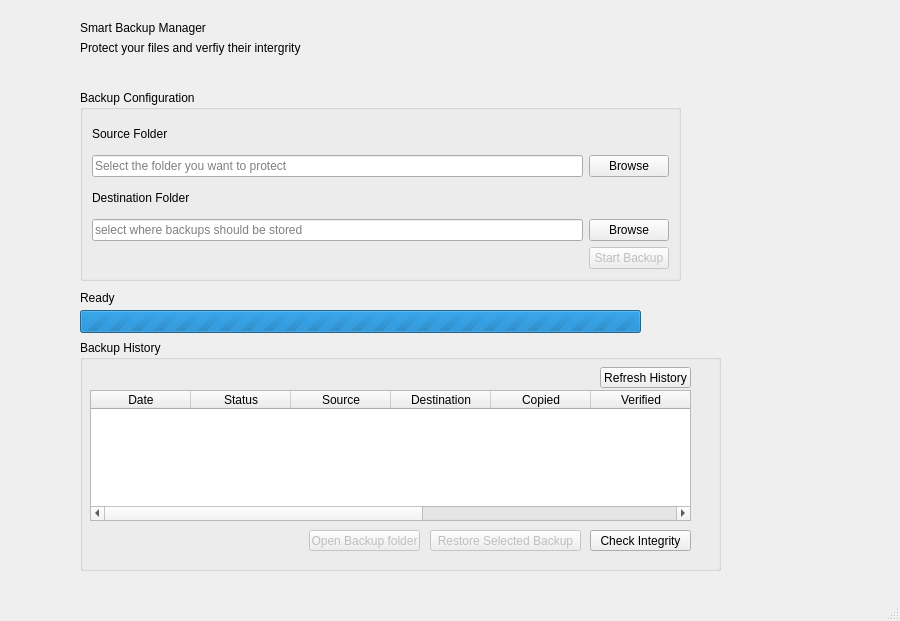
Old version of the form mainwindow.ui in the repository Anotidagd/cpp-qt-smart-backup-manager.
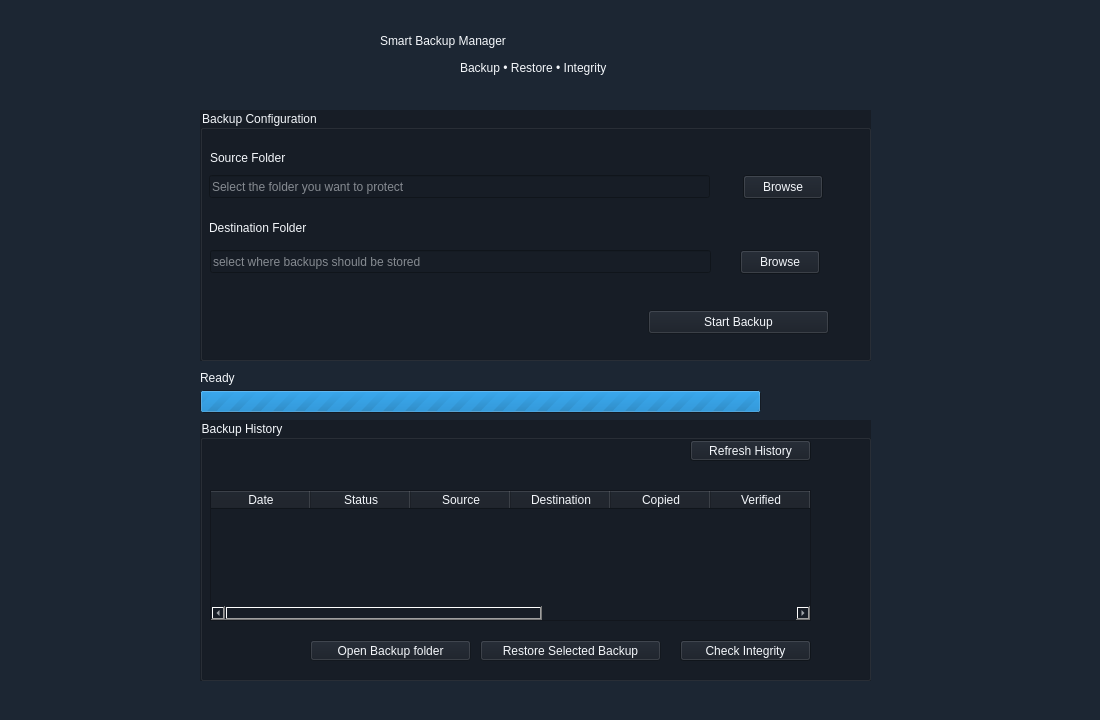
New version of the form.

Commit message: style: add polished Qt application theme

```diff
--- a/mainwindow.ui
+++ b/mainwindow.ui
@@ -6,68 +6,77 @@
    <rect>
     <x>0</x>
     <y>0</y>
-    <width>900</width>
-    <height>621</height>
+    <width>1100</width>
+    <height>720</height>
    </rect>
   </property>
   <property name="minimumSize">
    <size>
-    <width>900</width>
-    <height>600</height>
+    <width>1100</width>
+    <height>720</height>
    </size>
   </property>
   <property name="windowTitle">
    <string>Smart Backup Manager</string>
   </property>
+  <property name="styleSheet">
+   <string notr="true">background-color:rgb(28, 38, 51);
+color: rgb(244, 247, 251);</string>
+  </property>
   <widget class="QWidget" name="centralwidget">
    <widget class="QLabel" name="titleLabel">
     <property name="geometry">
      <rect>
-      <x>80</x>
+      <x>380</x>
       <y>20</y>
-      <width>181</width>
-      <height>16</height>
+      <width>441</width>
+      <height>41</height>
      </rect>
     </property>
     <property name="text">
      <string>Smart Backup Manager</string>
     </property>
    </widget>
-   <widget class="QLabel" name="subtitleLabel">
-    <property name="geometry">
-     <rect>
-      <x>80</x>
-      <y>40</y>
-      <width>241</width>
-      <height>16</height>
-     </rect>
-    </property>
-    <property name="text">
-     <string>Protect your files and verfiy their intergrity</string>
-    </property>
-   </widget>
    <widget class="QGroupBox" name="backupConfigurationGroup">
     <property name="geometry">
      <rect>
-      <x>80</x>
-      <y>90</y>
-      <width>601</width>
-      <height>191</height>
+      <x>200</x>
+      <y>110</y>
+      <width>671</width>
+      <height>251</height>
      </rect>
     </property>
+    <property name="styleSheet">
+     <string notr="true">background:#171D26;
+border-color: rgb(41, 52, 69);
+font: 700 9pt &quot;Caviar Dreams&quot;;
+</string>
+    </property>
     <property name="title">
      <string>Backup Configuration</string>
     </property>
-    <layout class="QGridLayout" name="gridLayout">
-     <item row="0" column="0">
       <widget class="QLabel" name="sourceLabel">
+     <property name="geometry">
+      <rect>
+       <x>10</x>
+       <y>40</y>
+       <width>81</width>
+       <height>16</height>
+      </rect>
+     </property>
        <property name="text">
         <string>Source Folder</string>
        </property>
       </widget>
-     </item>
-     <item row="1" column="0">
       <widget class="QLineEdit" name="sourcePathEdit">
+     <property name="geometry">
+      <rect>
+       <x>9</x>
+       <y>65</y>
+       <width>501</width>
+       <height>23</height>
+      </rect>
+     </property>
        <property name="readOnly">
         <bool>true</bool>
        </property>
@@ -75,56 +84,84 @@
         <string>Select the folder you want to protect</string>
        </property>
       </widget>
-     </item>
-     <item row="1" column="1">
       <widget class="QPushButton" name="browseSourceButton">
+     <property name="geometry">
+      <rect>
+       <x>543</x>
+       <y>65</y>
+       <width>80</width>
+       <height>24</height>
+      </rect>
+     </property>
        <property name="text">
         <string>Browse</string>
        </property>
       </widget>
-     </item>
-     <item row="2" column="0">
       <widget class="QLabel" name="destinationLabel">
+     <property name="geometry">
+      <rect>
+       <x>9</x>
+       <y>110</y>
+       <width>105</width>
+       <height>16</height>
+      </rect>
+     </property>
        <property name="text">
         <string>Destination Folder</string>
        </property>
       </widget>
-     </item>
-     <item row="3" column="0">
-      <widget class="QLineEdit" name="destinationPathEdit">
-       <property name="readOnly">
-        <bool>true</bool>
-       </property>
-       <property name="placeholderText">
-        <string>select where backups should be stored</string>
-       </property>
-      </widget>
-     </item>
-     <item row="3" column="1">
-      <widget class="QPushButton" name="browseDestinationButton">
-       <property name="text">
-        <string>Browse</string>
-       </property>
-      </widget>
-     </item>
-     <item row="4" column="1">
       <widget class="QPushButton" name="startBackupButton">
        <property name="enabled">
         <bool>false</bool>
        </property>
+     <property name="geometry">
+      <rect>
+       <x>448</x>
+       <y>200</y>
+       <width>181</width>
+       <height>24</height>
+      </rect>
+     </property>
        <property name="text">
         <string>Start Backup</string>
        </property>
       </widget>
-     </item>
-    </layout>
+    <widget class="QPushButton" name="browseDestinationButton">
+     <property name="geometry">
+      <rect>
+       <x>540</x>
+       <y>140</y>
+       <width>80</width>
+       <height>24</height>
+      </rect>
+     </property>
+     <property name="text">
+      <string>Browse</string>
+     </property>
+    </widget>
+    <widget class="QLineEdit" name="destinationPathEdit">
+     <property name="geometry">
+      <rect>
+       <x>10</x>
+       <y>140</y>
+       <width>501</width>
+       <height>23</height>
+      </rect>
+     </property>
+     <property name="readOnly">
+      <bool>true</bool>
+     </property>
+     <property name="placeholderText">
+      <string>select where backups should be stored</string>
+     </property>
+    </widget>
    </widget>
    <widget class="QLabel" name="progressLabel">
     <property name="geometry">
      <rect>
-      <x>80</x>
-      <y>290</y>
-      <width>141</width>
+      <x>200</x>
+      <y>370</y>
+      <width>281</width>
       <height>16</height>
      </rect>
     </property>
@@ -135,8 +172,8 @@
    <widget class="QProgressBar" name="backupProgressBar">
     <property name="geometry">
      <rect>
-      <x>80</x>
-      <y>310</y>
+      <x>200</x>
+      <y>390</y>
       <width>561</width>
       <height>23</height>
      </rect>
@@ -151,21 +188,26 @@
    <widget class="QGroupBox" name="backupHistoryGroup">
     <property name="geometry">
      <rect>
-      <x>80</x>
-      <y>340</y>
-      <width>641</width>
-      <height>231</height>
+      <x>200</x>
+      <y>420</y>
+      <width>671</width>
+      <height>261</height>
      </rect>
     </property>
+    <property name="styleSheet">
+     <string notr="true">background:#171D26;
+border-color: rgb(41, 52, 69);
+font: 700 9pt &quot;Caviar Dreams&quot;;</string>
+    </property>
     <property name="title">
      <string>Backup History</string>
     </property>
     <widget class="QPushButton" name="refreshHistoryButton">
      <property name="geometry">
       <rect>
-       <x>520</x>
-       <y>27</y>
-       <width>91</width>
+       <x>490</x>
+       <y>20</y>
+       <width>121</width>
        <height>21</height>
       </rect>
      </property>
@@ -177,11 +219,17 @@
      <property name="geometry">
       <rect>
        <x>10</x>
-       <y>50</y>
+       <y>70</y>
        <width>601</width>
        <height>131</height>
       </rect>
      </property>
+     <property name="styleSheet">
+      <string notr="true">background:#171D26;
+background:#171D26;
+border-color: rgb(41, 52, 69);
+font: 700 9pt &quot;Caviar Dreams&quot;;</string>
+     </property>
      <property name="columnCount">
       <number>9</number>
      </property>
@@ -233,9 +281,9 @@
      </property>
      <property name="geometry">
       <rect>
-       <x>229</x>
-       <y>190</y>
-       <width>111</width>
+       <x>110</x>
+       <y>220</y>
+       <width>161</width>
        <height>21</height>
       </rect>
      </property>
@@ -249,9 +297,9 @@
      </property>
      <property name="geometry">
       <rect>
-       <x>350</x>
-       <y>190</y>
-       <width>151</width>
+       <x>280</x>
+       <y>220</y>
+       <width>181</width>
        <height>21</height>
       </rect>
      </property>
@@ -262,9 +310,9 @@
     <widget class="QPushButton" name="checkIntegrityButton">
      <property name="geometry">
       <rect>
-       <x>510</x>
-       <y>190</y>
-       <width>101</width>
+       <x>480</x>
+       <y>220</y>
+       <width>131</width>
        <height>21</height>
       </rect>
      </property>
@@ -273,6 +321,19 @@
      </property>
     </widget>
    </widget>
+   <widget class="QLabel" name="label">
+    <property name="geometry">
+     <rect>
+      <x>460</x>
+      <y>60</y>
+      <width>221</width>
+      <height>16</height>
+     </rect>
+    </property>
+    <property name="text">
+     <string>Backup • Restore • Integrity</string>
+    </property>
+   </widget>
   </widget>
   <widget class="QMenuBar" name="menubar">
    <property name="geometry">
```
Left out of the diff: 2 changed lines with no effect on the pictures. Lines whose indentation alone changed are shown as unchanged. The commit also changes 19 other files.
